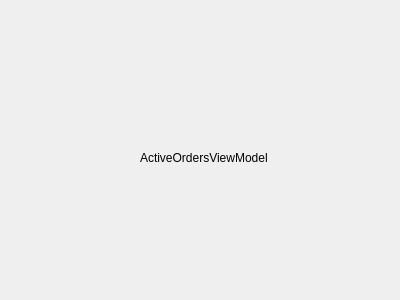
Before: the Qt Designer form ViewModels/MainApplicationViewModels/NestedViewModels/CabinetViewModels/activeordersviewmodel.ui in SisAdminNsk/CarRentalClient, drawn with Qt 5.
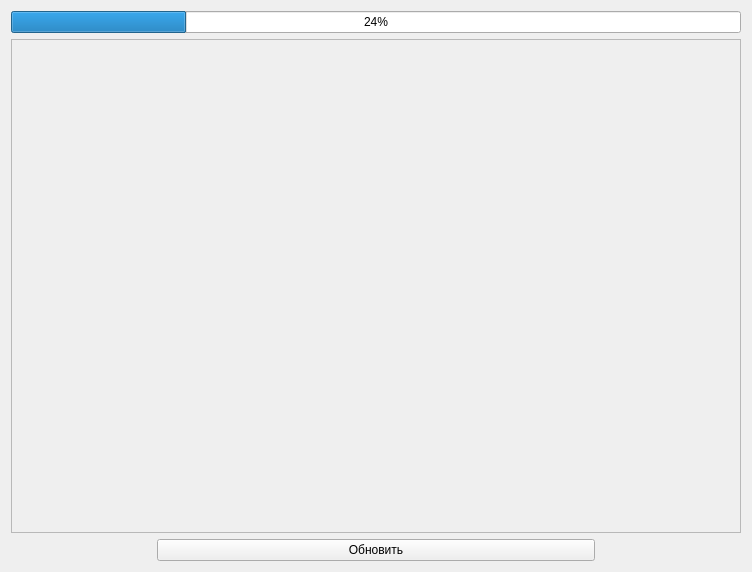
After: the same form once the commit is applied.

Commit message: начал внедрять activeOrdersViewModel

What changed in the file:
```diff
--- a/ViewModels/MainApplicationViewModels/NestedViewModels/CabinetViewModels/activeordersviewmodel.ui
+++ b/ViewModels/MainApplicationViewModels/NestedViewModels/CabinetViewModels/activeordersviewmodel.ui
@@ -6,26 +6,81 @@
    <rect>
     <x>0</x>
     <y>0</y>
-    <width>400</width>
-    <height>300</height>
+    <width>752</width>
+    <height>572</height>
    </rect>
   </property>
   <property name="windowTitle">
    <string>Form</string>
   </property>
-  <widget class="QLabel" name="label">
-   <property name="geometry">
-    <rect>
-     <x>140</x>
-     <y>150</y>
-     <width>231</width>
-     <height>16</height>
-    </rect>
-   </property>
-   <property name="text">
-    <string>ActiveOrdersViewModel</string>
-   </property>
-  </widget>
+  <layout class="QGridLayout" name="gridLayout">
+   <item row="1" column="0">
+    <widget class="QScrollArea" name="scrollArea">
+     <property name="widgetResizable">
+      <bool>true</bool>
+     </property>
+     <widget class="QWidget" name="scrollAreaWidgetContents">
+      <property name="geometry">
+       <rect>
+        <x>0</x>
+        <y>0</y>
+        <width>728</width>
+        <height>475</height>
+       </rect>
+      </property>
+      <layout class="QHBoxLayout" name="horizontalLayout">
+       <item>
+        <layout class="QVBoxLayout" name="verticalLayout"/>
+       </item>
+      </layout>
+     </widget>
+    </widget>
+   </item>
+   <item row="0" column="0">
+    <widget class="QProgressBar" name="progressBar">
+     <property name="value">
+      <number>24</number>
+     </property>
+    </widget>
+   </item>
+   <item row="2" column="0">
+    <layout class="QHBoxLayout" name="horizontalLayout_2" stretch="1,3,1">
+     <item>
+      <spacer name="horizontalSpacer">
+       <property name="orientation">
+        <enum>Qt::Orientation::Horizontal</enum>
+       </property>
+       <property name="sizeHint" stdset="0">
+        <size>
+         <width>40</width>
+         <height>20</height>
+        </size>
+       </property>
+      </spacer>
+     </item>
+     <item>
+      <widget class="QPushButton" name="updateButton">
+       <property name="text">
+        <string>Обновить</string>
+       </property>
+      </widget>
+     </item>
+     <item>
+      <spacer name="horizontalSpacer_2">
+       <property name="orientation">
+        <enum>Qt::Orientation::Horizontal</enum>
+       </property>
+       <property name="sizeHint" stdset="0">
+        <size>
+         <width>40</width>
+         <height>20</height>
+        </size>
+       </property>
+      </spacer>
+     </item>
+    </layout>
+   </item>
+  </layout>
  </widget>
  <resources/>
  <connections/>
```
The commit also changes 25 other files.
